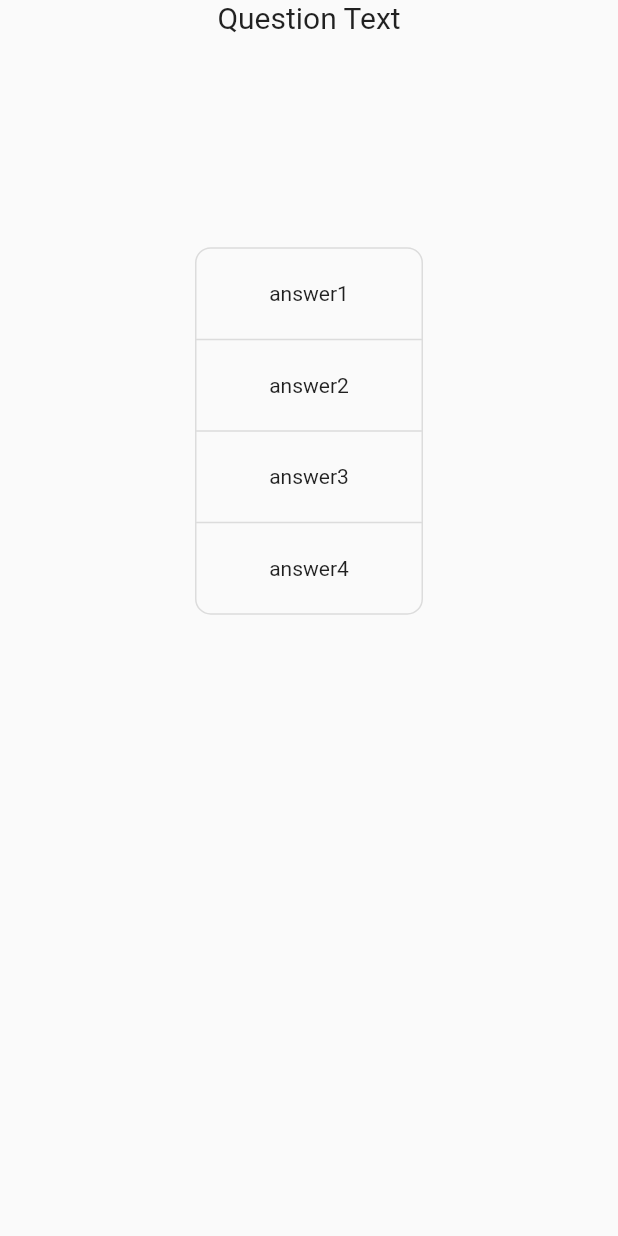
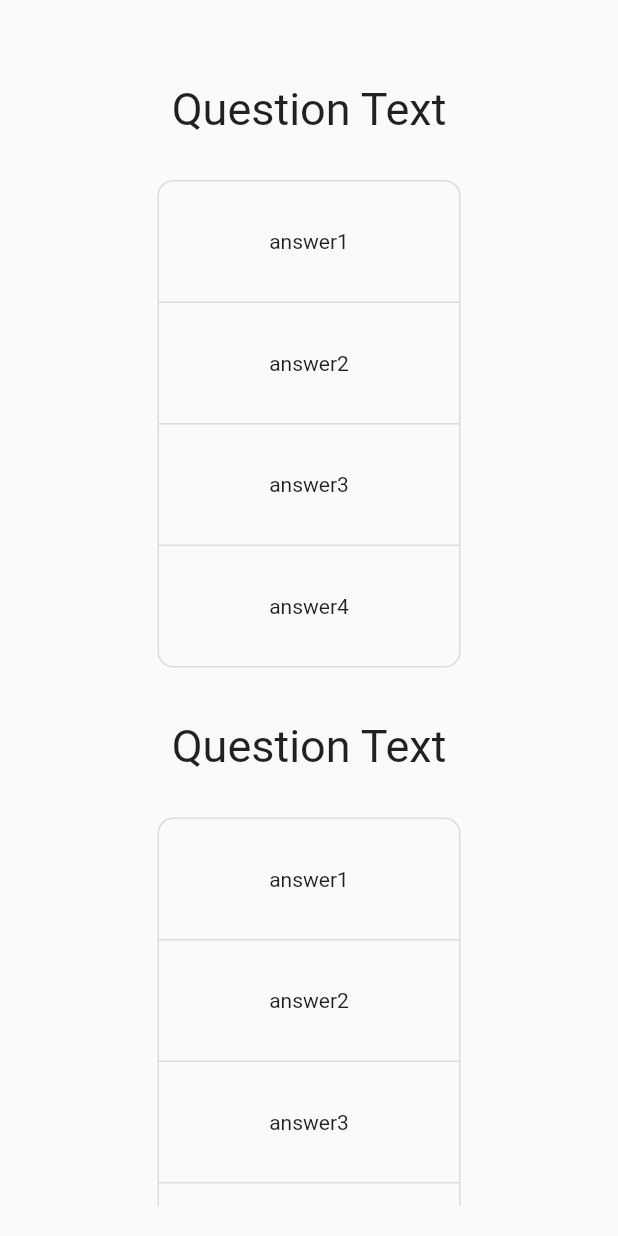
Before and after one commit to ChengHua926/ctb_death_educatoin_forum, a Flutter app: the questionScreen screen opened directly, on a phone screen of 412 x 824 dp. Run offline on Flutter 3.47's test engine with Material 2 defaults, Android fonts, the phone set to English and light mode, and no system bars.

```diff
--- a/lib/Screen/questionScreen.dart
+++ b/lib/Screen/questionScreen.dart
@@ -1,4 +1,5 @@
 import 'package:flutter/material.dart';
+import 'forumScreen.dart';
 
 class questionScreen extends StatefulWidget {
   const questionScreen({Key? key}) : super(key: key);
@@ -8,38 +9,96 @@ class questionScreen extends StatefulWidget {
 }
 
 class _questionScreenState extends State<questionScreen> {
+  //TODO: actual questions and answers stored in questions.dart
+  //TODO: need a method to calculate the score to determine if the user has passed
 
   List<bool> isSelected = [false, false, false, false];
-  List<Widget> answers = [Text('answer1'), Text('answer2'), Text('answer3'), Text('answer4')];
+  List<Widget> answers = [
+    Text('answer1'),
+    Text('answer2'),
+    Text('answer3'),
+    Text('answer4')
+  ];
 
   @override
   Widget build(BuildContext context) {
     return Scaffold(
-      body: Center(
-        child: SafeArea(
-          child: Column(  //entire screen column
+      body: SafeArea(
+        child: Container(
+          alignment: AlignmentDirectional.topCenter,
+          padding: EdgeInsets.all(20),
+          child: ListView(
             children: [
+              questionWidget(answers: answers, isSelected: isSelected),
+              questionWidget(answers: answers, isSelected: isSelected),
+              questionWidget(answers: answers, isSelected: isSelected),
+              questionWidget(answers: answers, isSelected: isSelected),
+              questionWidget(answers: answers, isSelected: isSelected),
+              SizedBox(height: 40),
+              ElevatedButton(
+                onPressed: () {
+                  Navigator.push(context,
+                      MaterialPageRoute(builder: (context) => homeScreen()));
+                },
+                child: Text("提交"),
+              ),
+            ],
+          ),
+        ),
+      ),
+    );
+  }
+}
+
+class questionWidget extends StatelessWidget {
+  const questionWidget({
+    super.key,
+    required this.answers,
+    required this.isSelected,
+  });
+
+  final List<Widget> answers;
+  final List<bool> isSelected;
+
+  @override
+  Widget build(BuildContext context) {
+    return Container(
+      margin: EdgeInsets.only(top: 25),
+      alignment: AlignmentDirectional.center,
+      width: 200,
+      height: 400,
+      //color: Colors.lightBlue,
+      child: Column(
+        crossAxisAlignment: CrossAxisAlignment.stretch,
+        children: [
+          Center(
+            child: Padding(
+              padding: EdgeInsets.only(top: 10),
+              child: Text(
+                'Question Text',
+                style: TextStyle(fontSize: 30),
+              ),
+            ),
+          ),
+          SizedBox(
+            height: 30,
+          ),
           Expanded(
-                child: Column(
-                children: [
-                  Expanded(
-                    flex: 1,
-                      child: Text('Question Text', style: TextStyle(fontSize: 20),)),
-                  Expanded(
-                    flex: 4,
+            //flex: 4,
             child: ToggleButtons(
                 borderRadius: BorderRadius.all(Radius.circular(10)),
                 constraints: const BoxConstraints(
-                          minHeight: 60,
-                          minWidth: 150,
+                  minHeight: 80,
+                  minWidth: 200,
                 ),
                 onPressed: (int index) {
-                          setState(() {
-                            // The button that is tapped is set to true, and the others to false.
-                            for (int i = 0; i < isSelected.length; i++) {
-                              isSelected[i] = i == index;
-                            }
-                          });
+                  // setState(() {
+                  //   // The button that is tapped is set to true, and the others to false.
+                  //   for (int i = 0; i < isSelected.length; i++) {
+                  //     isSelected[i] = i == index;
+                  //   }
+                  // });
+                  //TODO: embed the setState function into the program so that the option updates
                 },
                 fillColor: Colors.amber,
                 selectedBorderColor: Colors.amber[900],
@@ -48,13 +107,7 @@ class _questionScreenState extends State<questionScreen> {
                 children: answers,
                 isSelected: isSelected),
           )
-
         ],
-              ),
-              ),
-            ],
-          ),
-        ),
       ),
     );
   }
```
Also changed, not shown: lib/Screen/forumScreen.dart (+44 -0 lines), lib/Screen/signupScreen.dart (+18 -8 lines). Lines whose indentation alone changed are shown as unchanged.
